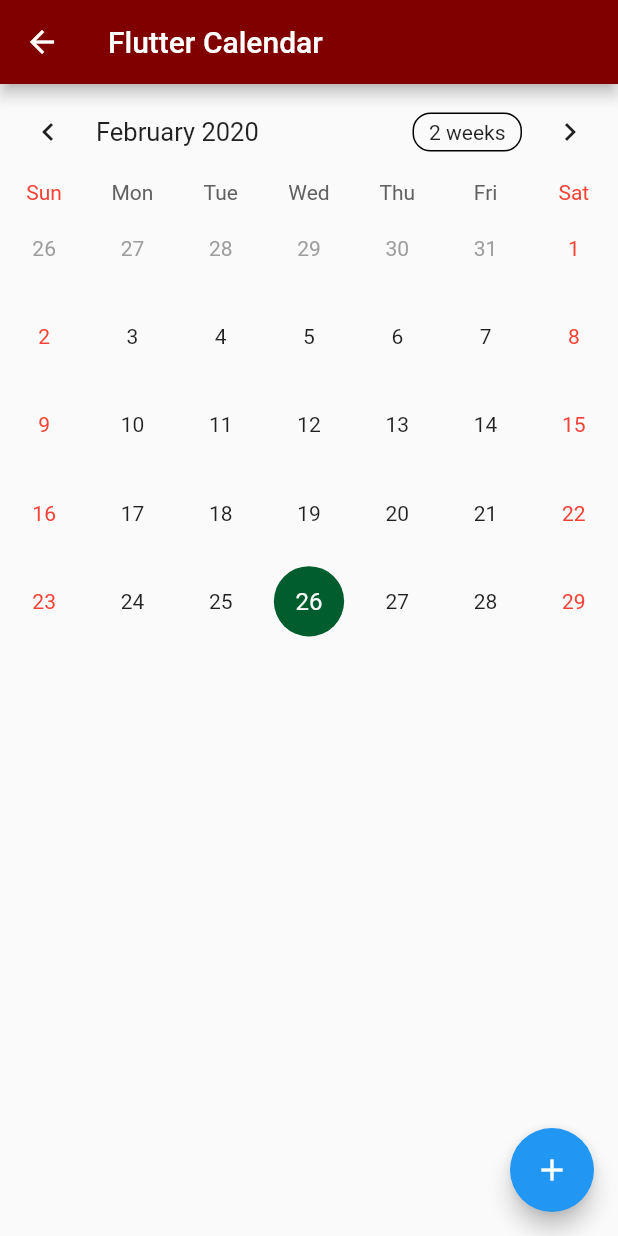
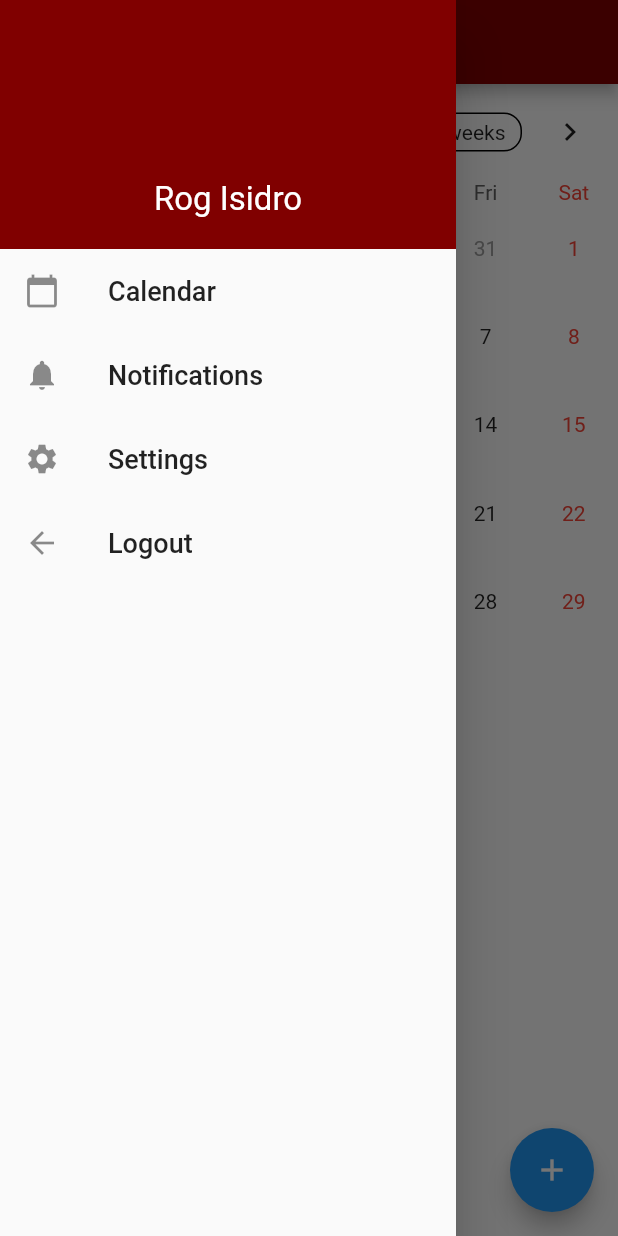
Before and after one commit to rbisidro28/DCSCodex, a Flutter app: the HomePage screen opened by its route, with the side drawer open (before the commit the screen has no drawer), on a phone screen of 412 x 824 dp. Run offline on Flutter 3.47's test engine with Material 2 defaults, Android fonts, the phone set to English and light mode, and no system bars; drawn by our look-alikes of table_calendar.

Commit message:
Added Notifications

```diff
--- a/lib/home_page.dart
+++ b/lib/home_page.dart
@@ -1,6 +1,7 @@
 import 'package:flutter/material.dart';
 import 'package:flutter/rendering.dart';
 import 'package:table_calendar/table_calendar.dart';
+import './main_drawer.dart';
 
 class HomePage extends StatefulWidget {
 	 static String tag = 'home-page';
@@ -42,9 +43,10 @@ class _HomePageState extends State<HomePage> {
   Widget build(BuildContext context){
     return Scaffold(
       appBar: AppBar(
-        title: Text('Flutter Calendar'),
+        title: Text('DCS Codex Calendar'),
         backgroundColor: Color(0xff800000),
       ),
+      drawer: MainDrawer(),
       body: SingleChildScrollView(
         child: Column(
           crossAxisAlignment: CrossAxisAlignment.start,
--- /dev/null
+++ b/lib/main_drawer.dart
@@ -0,0 +1,87 @@
+import 'package:flutter/material.dart';
+import 'package:dcscodex/home_page.dart';
+import 'package:dcscodex/notifications_page.dart';
+
+class MainDrawer extends StatelessWidget {
+  @override
+  Widget build(BuildContext context) {
+    return Drawer(
+      child: Column(
+        children: <Widget>[
+          Container(
+            width: double.infinity,
+            padding: EdgeInsets.all(20),
+            color: Color(0xff800000),
+            child: Center(
+              child: Column(
+                children: <Widget>[
+                  Container(
+                    width: 100,
+                    height: 100,
+                  ),
+                  Text(
+                    'Rog Isidro',
+                    style: TextStyle(
+                      fontSize: 22,
+                      color: Colors.white
+                    ),
+                  ),
+                ],
+              ),
+            ),
+          ),
+          ListTile(
+            leading: Icon(Icons.calendar_today),
+            title: Text(
+              'Calendar',
+              style: TextStyle(
+                fontSize: 18,
+              ),
+            ),
+            onTap: () {
+              Navigator.push(context, new MaterialPageRoute(
+                builder: (context) =>
+                new HomePage())
+              );
+            },
+          ),
+          ListTile(
+            leading: Icon(Icons.notifications),
+            title: Text(
+              'Notifications',
+              style: TextStyle(
+                fontSize: 18,
+              ),
+            ),
+            onTap: () {
+              Navigator.push(context, new MaterialPageRoute(
+                builder: (context) =>
+                new NotificationsPage())
+              );
+            },
+          ),
+          ListTile(
+            leading: Icon(Icons.settings),
+            title: Text(
+              'Settings',
+              style: TextStyle(
+                fontSize: 18,
+              ),
+            ),
+            onTap: null,
+          ),
+          ListTile(
+            leading: Icon(Icons.arrow_back),
+            title: Text(
+              'Logout',
+              style: TextStyle(
+                fontSize: 18,
+              ),
+            ),
+            onTap: null,
+          ),
+        ],
+      ),
+    );
+  }
+}
--- a/pubspec.yaml
+++ b/pubspec.yaml
@@ -29,6 +29,7 @@ dependencies:
 dev_dependencies:
   flutter_test:
     sdk: flutter
+  http: any
 
 
 # For information on the generic Dart part of this file, see the
```
Also changed, not shown: lib/notifications_page.dart (added, +112 -0 lines), pubspec.lock, 1 other file.
